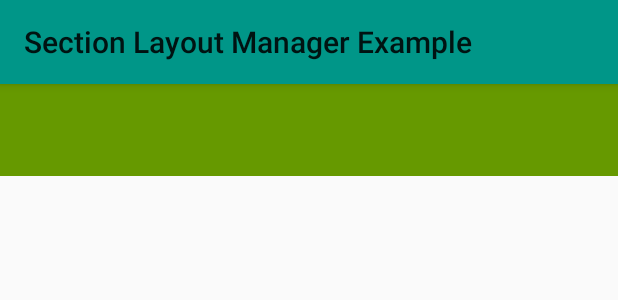
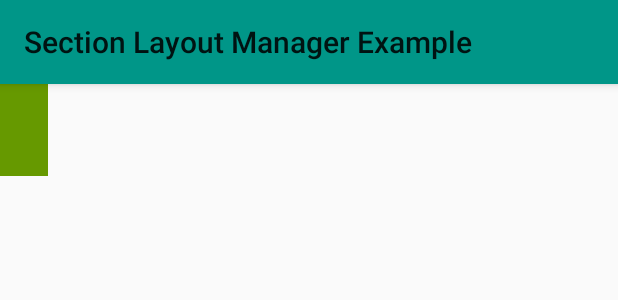
Before and after one commit to TonicArtos/SuperSLiM, an Android app: the layout header_item.xml on its own in the app's theme, with its tools: preview values and no code run, on a phone screen of 412 x 824 dp. Shown: the top 300 px of the screen. Run offline under Robolectric (Android 15) with nearby library versions, the phone set to English and light mode, and no system bars.

Commit message:
Correctly present dangling side aligned headers.

```diff
--- a/example/src/main/res/layout/header_item.xml
+++ b/example/src/main/res/layout/header_item.xml
@@ -1,13 +1,12 @@
 <?xml version="1.0" encoding="utf-8"?>
 <TextView xmlns:android="http://schemas.android.com/apk/res/android"
           xmlns:app="http://schemas.android.com/apk/res-auto"
-          app:slm_alignHeader="start"
           app:slm_isHeader="true"
           android:gravity="start"
           android:padding="16dip"
           android:background="@android:color/holo_green_dark"
           android:textAppearance="?android:attr/textAppearanceLarge"
-          android:layout_width="match_parent"
+          android:layout_width="wrap_content"
           android:layout_height="wrap_content"/>
         <!--app:slm_headerEndMargin="56dip"-->
         <!--app:slm_headerStartMargin="56dip"-->
--- a/library/src/main/java/com/tonic/sectionlayoutmanager/LinearSectionLayoutManager.java
+++ b/library/src/main/java/com/tonic/sectionlayoutmanager/LinearSectionLayoutManager.java
@@ -124,7 +124,7 @@ public class LinearSectionLayoutManager extends SectionLayoutManager {
                 // Look to see if the header overlaps with the displayed area of the section.
                 LayoutState.View child;
 
-                if (position < currentPosition) {
+                if (position <= currentPosition) {
                     child = state.getView(position);
                     measureChild(state, child);
                 } else {
```
Also changed, not shown: library/src/main/java/com/tonic/sectionlayoutmanager/LayoutManager.java (+10 -4 lines).
